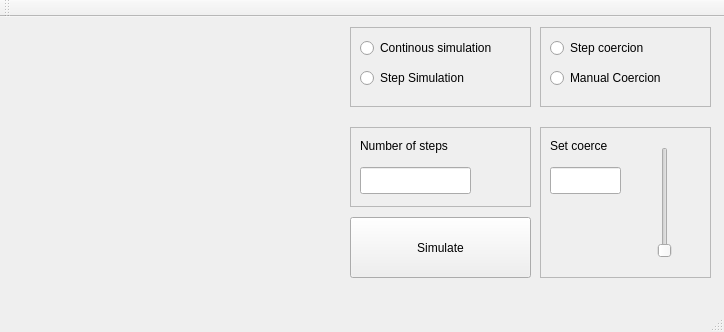
Above: mainwindow.ui from jakubbialas/PSS_lab before the change. Below: the same form after it.
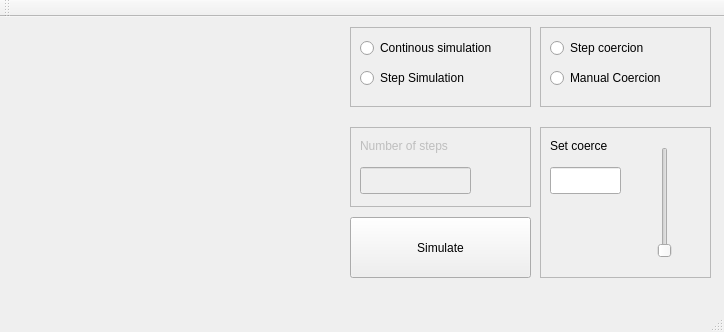
That is the form after the change. Custom widgets are drawn as their Qt base class.

Diff of the .ui file:
```diff
--- a/mainwindow.ui
+++ b/mainwindow.ui
@@ -77,6 +77,9 @@
     </widget>
    </widget>
    <widget class="QFrame" name="stepFrame">
+    <property name="enabled">
+     <bool>false</bool>
+    </property>
     <property name="geometry">
      <rect>
       <x>350</x>
```
